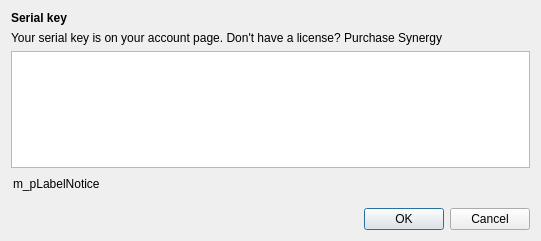
Above: src/gui/src/ActivationDialog.ui from deskflow/deskflow before the change. Below: the same form after it.
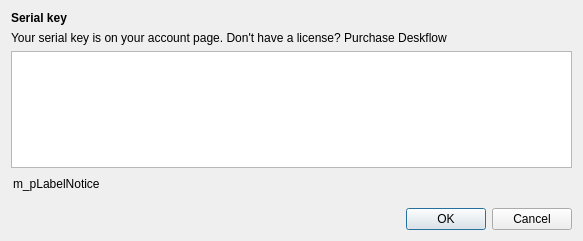
That is the form after the change.

Commit message: Use Deskflow Name

Diff of the .ui file:
```diff
--- a/src/gui/src/ActivationDialog.ui
+++ b/src/gui/src/ActivationDialog.ui
@@ -6,7 +6,7 @@
    <rect>
     <x>0</x>
     <y>0</y>
-    <width>541</width>
+    <width>583</width>
     <height>241</height>
    </rect>
   </property>
@@ -29,7 +29,7 @@
    <item>
     <widget class="QLabel" name="label_5">
      <property name="text">
-      <string>&lt;p&gt;Your serial key is on your &lt;a href=&quot;https://symless.com/synergy/account?source=gui&quot; style=&quot;color:#4285f4;&quot;&gt;account&lt;/span&gt;&lt;/a&gt; page. Don't have a license? &lt;a href=&quot;https://symless.com/synergy/purchase?source=gui&quot; style=&quot;color:#4285f4;&quot;&gt;Purchase Synergy&lt;/span&gt;&lt;/a&gt;&lt;/p&gt;</string>
+      <string>&lt;p&gt;Your serial key is on your &lt;a href=&quot;https://symless.com/synergy/account?source=gui&quot; style=&quot;color:#4285f4;&quot;&gt;account&lt;/span&gt;&lt;/a&gt; page. Don't have a license? &lt;a href=&quot;https://symless.com/synergy/purchase?source=gui&quot; style=&quot;color:#4285f4;&quot;&gt;Purchase Deskflow&lt;/span&gt;&lt;/a&gt;&lt;/p&gt;</string>
      </property>
      <property name="openExternalLinks">
       <bool>true</bool>
@@ -51,7 +51,7 @@
 hr { height: 1px; border-width: 0; }
 li.unchecked::marker { content: &quot;\2610&quot;; }
 li.checked::marker { content: &quot;\2612&quot;; }
-&lt;/style&gt;&lt;/head&gt;&lt;body style=&quot; font-family:'Cantarell'; font-size:11pt; font-weight:400; font-style:normal;&quot;&gt;
+&lt;/style&gt;&lt;/head&gt;&lt;body style=&quot; font-family:'Noto Sans'; font-size:11pt; font-weight:400; font-style:normal;&quot;&gt;
 &lt;p style=&quot;-qt-paragraph-type:empty; margin-top:0px; margin-bottom:0px; margin-left:0px; margin-right:0px; -qt-block-indent:0; text-indent:0px; font-family:'Sans'; font-size:10pt;&quot;&gt;&lt;br /&gt;&lt;/p&gt;&lt;/body&gt;&lt;/html&gt;</string>
      </property>
      <property name="acceptRichText">
```
Left out of the diff: 8 changed lines with no effect on the pictures. The commit also changes 685 other files.
